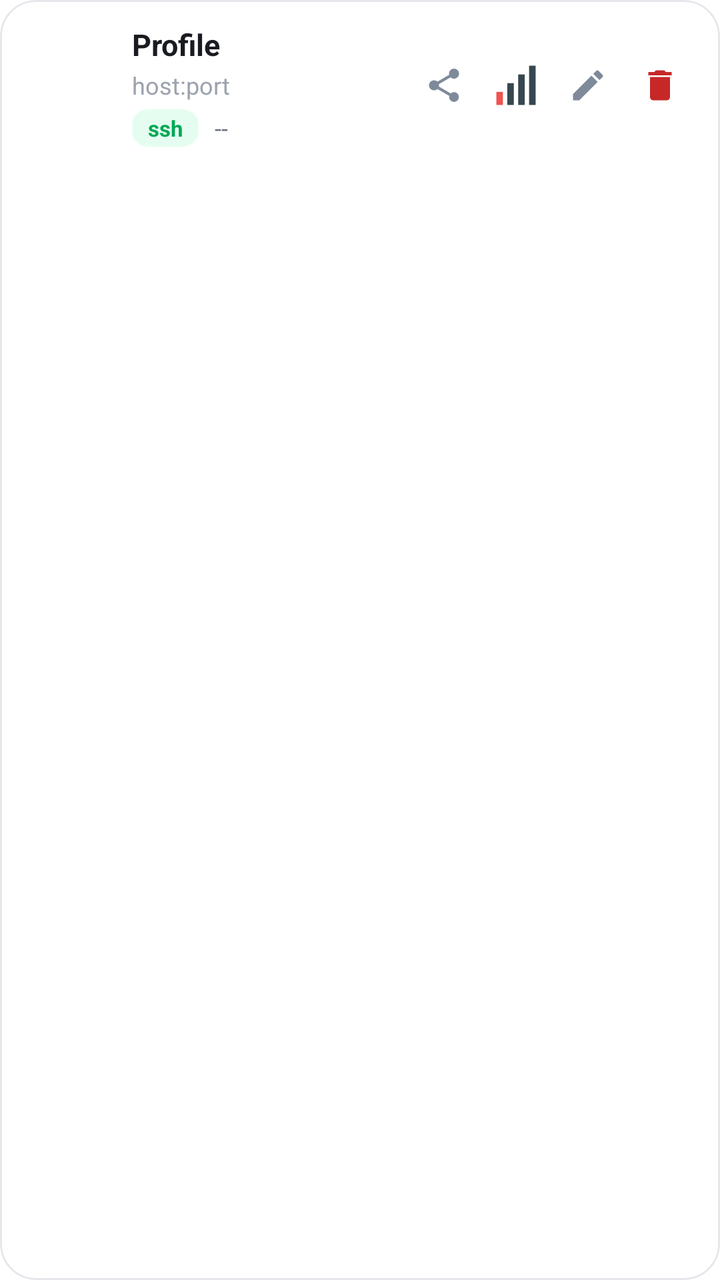
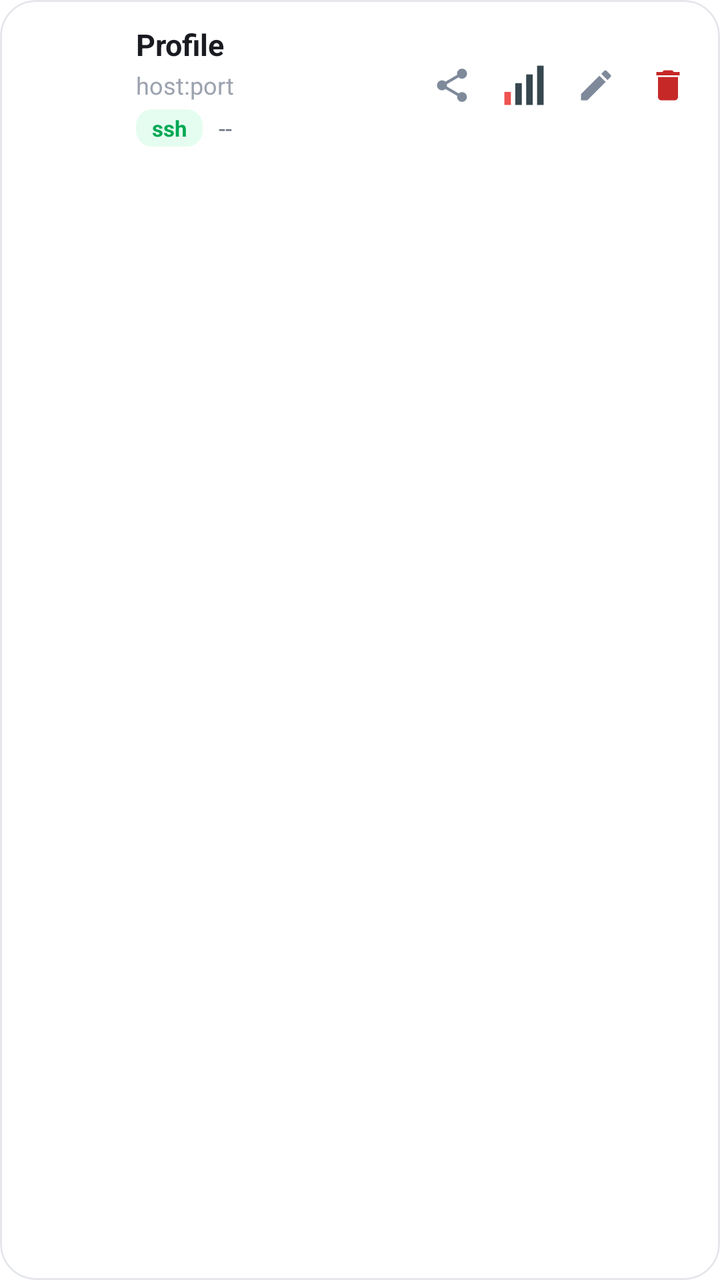

An Android layout rendered at two revisions. The XML below is the earlier revision; the diff shows what the commit changed to produce the second picture.
<!-- AndroidManifest.xml: application theme Theme.MyApp -->
<!-- res/layout/item_profile.xml -->
<?xml version="1.0" encoding="utf-8"?>
<com.google.android.material.card.MaterialCardView
    xmlns:android="http://schemas.android.com/apk/res/android"
    xmlns:app="http://schemas.android.com/apk/res-auto"
    android:layout_width="match_parent"
    android:layout_height="wrap_content"
    android:layout_marginHorizontal="4dp"
    android:layout_marginVertical="5dp"
    android:clickable="true"
    android:focusable="true"
    android:foreground="?attr/selectableItemBackground"
    app:cardBackgroundColor="@color/card_background"
    app:cardCornerRadius="18dp"
    app:cardElevation="0dp"
    app:strokeColor="@color/divider"
    app:strokeWidth="1dp">

    <LinearLayout
        android:layout_width="match_parent"
        android:layout_height="wrap_content"
        android:gravity="center_vertical"
        android:orientation="horizontal"
        android:minHeight="72dp">

        
        <View
            android:id="@+id/viewSelectedBar"
            android:layout_width="4dp"
            android:layout_height="match_parent"
            android:background="@drawable/bg_selected_bar"
            android:visibility="gone" />

        <LinearLayout
            android:layout_width="0dp"
            android:layout_height="wrap_content"
            android:layout_weight="1"
            android:gravity="center_vertical"
            android:orientation="horizontal"
            android:paddingHorizontal="12dp"
            android:paddingVertical="12dp">

            <FrameLayout
                android:layout_width="42dp"
                android:layout_height="30dp"
                android:layout_marginEnd="12dp"
                android:background="@drawable/bg_flag_frame"
                android:padding="2.5dp">

                <ImageView
                    android:id="@+id/imgFlag"
                    android:layout_width="match_parent"
                    android:layout_height="match_parent"
                    android:scaleType="centerCrop"
                    android:contentDescription="flag" />
            </FrameLayout>

            <LinearLayout
                android:layout_width="0dp"
                android:layout_height="wrap_content"
                android:layout_weight="1"
                android:orientation="vertical">

                <TextView
                    android:id="@+id/txtName"
                    android:layout_width="match_parent"
                    android:layout_height="wrap_content"
                    android:ellipsize="end"
                    android:maxLines="1"
                    android:text="Profile"
                    android:textColor="@color/text_primary"
                    android:textSize="15sp"
                    android:textStyle="bold" />

                <TextView
                    android:id="@+id/txtHost"
                    android:layout_width="match_parent"
                    android:layout_height="wrap_content"
                    android:layout_marginTop="2dp"
                    android:ellipsize="end"
                    android:maxLines="1"
                    android:text="host:port"
                    android:textColor="@color/text_muted"
                    android:textSize="12sp" />

                <LinearLayout
                    android:layout_width="wrap_content"
                    android:layout_height="wrap_content"
                    android:layout_marginTop="4dp"
                    android:gravity="center_vertical"
                    android:orientation="horizontal">

                    <TextView
                        android:id="@+id/txtProtocol"
                        android:layout_width="wrap_content"
                        android:layout_height="wrap_content"
                        android:background="@drawable/bg_proto_chip"
                        android:paddingHorizontal="8dp"
                        android:paddingVertical="2dp"
                        android:text="ssh"
                        android:textColor="@color/accent_green"
                        android:textSize="11sp"
                        android:textStyle="bold" />

                    <TextView
                        android:id="@+id/txtPing"
                        android:layout_width="wrap_content"
                        android:layout_height="wrap_content"
                        android:layout_marginStart="8dp"
                        android:text="--"
                        android:textColor="@color/text_secondary"
                        android:textSize="12sp" />
                </LinearLayout>
            </LinearLayout>

            <LinearLayout
                android:layout_width="wrap_content"
                android:layout_height="wrap_content"
                android:gravity="center_vertical"
                android:orientation="horizontal">

                <ImageButton
                    android:id="@+id/btnQr"
                    android:layout_width="36dp"
                    android:layout_height="36dp"
                    android:background="?attr/selectableItemBackgroundBorderless"
                    android:contentDescription="แชร์"
                    android:padding="8dp"
                    android:scaleType="fitCenter"
                    android:src="@drawable/ic_action_share"
                    app:tint="#7E8A9A" />

                <ImageButton
                    android:id="@+id/btnSignal"
                    android:layout_width="36dp"
                    android:layout_height="36dp"
                    android:background="?attr/selectableItemBackgroundBorderless"
                    android:contentDescription="สัญญาณ"
                    android:padding="6dp"
                    android:scaleType="fitCenter"
                    android:src="@drawable/ic_signal_0" />

                <ImageButton
                    android:id="@+id/btnEdit"
                    android:layout_width="36dp"
                    android:layout_height="36dp"
                    android:background="?attr/selectableItemBackgroundBorderless"
                    android:contentDescription="แก้ไข"
                    android:padding="8dp"
                    android:scaleType="fitCenter"
                    android:src="@drawable/ic_action_edit"
                    app:tint="#7E8A9A" />

                <ImageButton
                    android:id="@+id/btnDelete"
                    android:layout_width="36dp"
                    android:layout_height="36dp"
                    android:background="?attr/selectableItemBackgroundBorderless"
                    android:contentDescription="ลบ"
                    android:padding="8dp"
                    android:scaleType="fitCenter"
                    android:src="@drawable/ic_action_delete"
                    app:tint="#C62828" />
            </LinearLayout>
        </LinearLayout>
    </LinearLayout>
</com.google.android.material.card.MaterialCardView>
<!-- resources referenced by this layout -->
<resources>
  <color name="accent_green">#00A854</color>
  <color name="card_background">#FFFFFF</color>
  <color name="divider">#E5E7EB</color>
  <color name="text_muted">#9CA3AF</color>
  <color name="text_primary">#1A1B21</color>
  <color name="text_secondary">#6B7280</color>
  <!-- drawable bg_flag_frame (drawable) -->
  <?xml version="1.0" encoding="utf-8"?>
  <shape xmlns:android="http://schemas.android.com/apk/res/android"
      android:shape="rectangle">
      <solid android:color="#1AFFFFFF" />
      <stroke
          android:width="1.5dp"
          android:color="#33FFFFFF" />
      <corners android:radius="6dp" />
  </shape>
  <!-- drawable bg_proto_chip (drawable) -->
  <?xml version="1.0" encoding="utf-8"?>
  <shape xmlns:android="http://schemas.android.com/apk/res/android"
      android:shape="rectangle">
      <solid android:color="#1A00E676" />
      <corners android:radius="8dp" />
  </shape>
  <!-- drawable bg_selected_bar (drawable) -->
  <?xml version="1.0" encoding="utf-8"?>
  <shape xmlns:android="http://schemas.android.com/apk/res/android"
      android:shape="rectangle">
      <solid android:color="@color/accent_green" />
      <corners
          android:topLeftRadius="18dp"
          android:bottomLeftRadius="18dp" />
  </shape>
  <!-- drawable ic_action_delete (drawable) -->
  <?xml version="1.0" encoding="utf-8"?>
  <vector xmlns:android="http://schemas.android.com/apk/res/android"
      android:width="24dp"
      android:height="24dp"
      android:viewportWidth="24"
      android:viewportHeight="24">
      <path
          android:fillColor="#FFFFFF"
          android:pathData="M6,19c0,1.1 0.9,2 2,2h8c1.1,0 2,-0.9 2,-2V7H6v12zM19,4h-3.5l-1,-1h-5l-1,1H5v2h14V4z"/>
  </vector>
  <!-- drawable ic_action_edit (drawable) -->
  <?xml version="1.0" encoding="utf-8"?>
  <vector xmlns:android="http://schemas.android.com/apk/res/android"
      android:width="24dp"
      android:height="24dp"
      android:viewportWidth="24"
      android:viewportHeight="24">
      <path
          android:fillColor="#FFFFFF"
          android:pathData="M3,17.25V21h3.75L17.81,9.94l-3.75,-3.75L3,17.25zM20.71,7.04c0.39,-0.39 0.39,-1.02 0,-1.41l-2.34,-2.34c-0.39,-0.39 -1.02,-0.39 -1.41,0l-1.83,1.83 3.75,3.75 1.83,-1.83z"/>
  </vector>
  <!-- drawable ic_signal_0 (drawable) -->
  <?xml version="1.0" encoding="utf-8"?>
  <vector xmlns:android="http://schemas.android.com/apk/res/android"
      android:width="22dp"
      android:height="22dp"
      android:viewportWidth="22"
      android:viewportHeight="22">
      <path
          android:fillColor="#EF5350"
          android:pathData="M2,14h3v6h-3z"/>
      <path
          android:fillColor="#37474F"
          android:pathData="M7,10h3v10h-3z"/>
      <path
          android:fillColor="#37474F"
          android:pathData="M12,6h3v14h-3z"/>
      <path
          android:fillColor="#37474F"
          android:pathData="M17,2h3v18h-3z"/>
  </vector>
  <color name="md_theme_primary_container">#E0E0FF</color>
  <color name="md_theme_on_primary_container">#12134A</color>
  <color name="md_theme_secondary">#5A5D72</color>
  <color name="md_theme_on_secondary">#FFFFFF</color>
  <color name="md_theme_secondary_container">#DFE1F9</color>
  <color name="md_theme_on_secondary_container">#171B2C</color>
  <color name="md_theme_tertiary">#006B5F</color>
  <color name="md_theme_on_tertiary">#FFFFFF</color>
  <color name="md_theme_error">#BA1A1A</color>
  <color name="md_theme_on_error">#FFFFFF</color>
  <color name="window_background">#FFFFFF</color>
  <color name="md_theme_surface_variant">#E3E1EC</color>
  <color name="status_bar">#FFFFFF</color>
  <color name="bottom_nav_background">#FFFFFF</color>
  <!-- unchanged entries left out for length: 2 -->
</resources>

<!-- the commit's change to res/layout/item_profile.xml (unified diff, before → after) -->
@@ -15,29 +15,29 @@
     app:strokeColor="@color/divider"
     app:strokeWidth="1dp">
 
-    <LinearLayout
+    <FrameLayout
         android:layout_width="match_parent"
-        android:layout_height="wrap_content"
-        android:gravity="center_vertical"
-        android:orientation="horizontal"
-        android:minHeight="72dp">
+        android:layout_height="wrap_content">
 
         
         <View
             android:id="@+id/viewSelectedBar"
             android:layout_width="4dp"
             android:layout_height="match_parent"
-            android:background="@drawable/bg_selected_bar"
-            android:visibility="gone" />
+            android:layout_gravity="start"
+            android:background="@color/accent_green"
+            android:visibility="gone"
+            android:minHeight="72dp" />
 
         <LinearLayout
-            android:layout_width="0dp"
+            android:layout_width="match_parent"
             android:layout_height="wrap_content"
-            android:layout_weight="1"
             android:gravity="center_vertical"
             android:orientation="horizontal"
-            android:paddingHorizontal="12dp"
-            android:paddingVertical="12dp">
+            android:paddingStart="14dp"
+            android:paddingEnd="8dp"
+            android:paddingVertical="12dp"
+            android:minHeight="72dp">
 
             <FrameLayout
                 android:layout_width="42dp"
@@ -162,5 +162,5 @@
                     app:tint="#C62828" />
             </LinearLayout>
         </LinearLayout>
-    </LinearLayout>
+    </FrameLayout>
 </com.google.android.material.card.MaterialCardView>
<!-- resource entries referenced after the edit -->
@@ -22,15 +22,6 @@
       android:shape="rectangle">
       <solid android:color="#1A00E676" />
       <corners android:radius="8dp" />
-  </shape>
-  <!-- drawable bg_selected_bar (drawable) -->
-  <?xml version="1.0" encoding="utf-8"?>
-  <shape xmlns:android="http://schemas.android.com/apk/res/android"
-      android:shape="rectangle">
-      <solid android:color="@color/accent_green" />
-      <corners
-          android:topLeftRadius="18dp"
-          android:bottomLeftRadius="18dp" />
   </shape>
   <!-- drawable ic_action_delete (drawable) -->
   <?xml version="1.0" encoding="utf-8"?>
